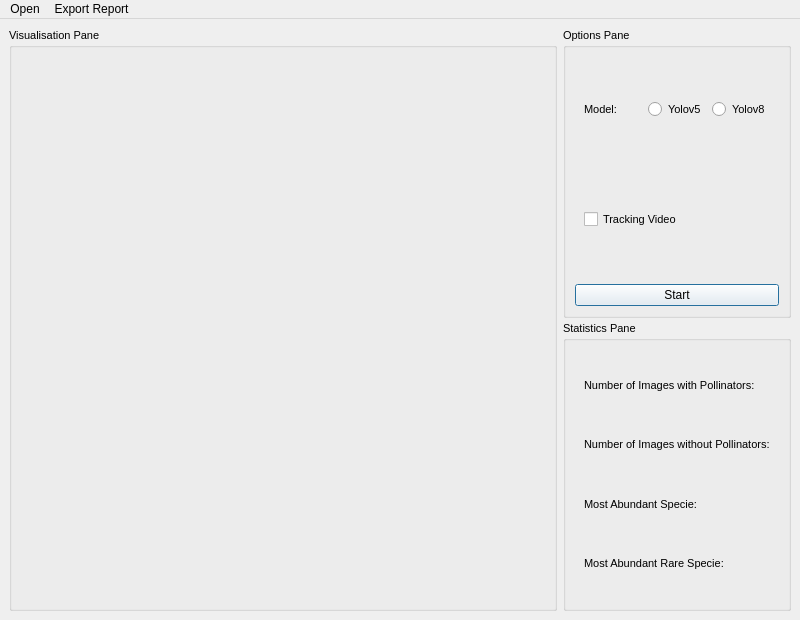
This is GUI/interface.ui in KameliaBnh/BeeTect as Qt 5 draws it before an edit. The edited form follows.
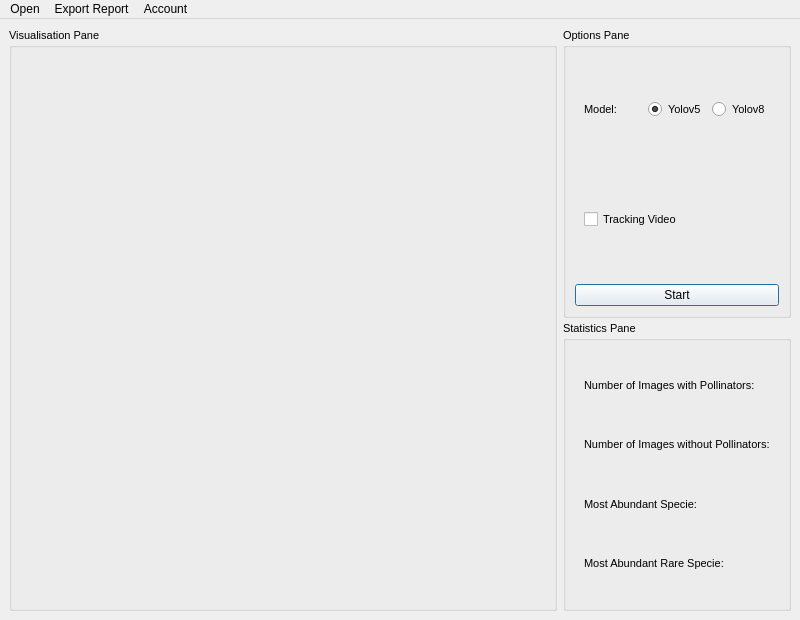
This is the edited form.

Diff of the .ui file:
```diff
--- a/GUI/interface.ui
+++ b/GUI/interface.ui
@@ -259,6 +259,9 @@
                <property name="text">
                 <string>Yolov5</string>
                </property>
+               <property name="checked">
+                <bool>true</bool>
+               </property>
                <attribute name="buttonGroup">
                 <string notr="true">ModelButtonGroup</string>
                </attribute>
@@ -387,7 +390,7 @@
      <x>0</x>
      <y>0</y>
      <width>800</width>
-     <height>31</height>
+     <height>21</height>
     </rect>
    </property>
    <property name="locale">
@@ -415,8 +418,16 @@
      <string>Export Report</string>
     </property>
    </widget>
+   <widget class="QMenu" name="Account">
+    <property name="title">
+     <string>Account</string>
+    </property>
+    <addaction name="CreateAccount"/>
+    <addaction name="LogIn"/>
+   </widget>
    <addaction name="Open"/>
    <addaction name="ExportReport"/>
+   <addaction name="Account"/>
   </widget>
   <action name="OpenFile">
    <property name="text">
```
Left out of the diff: 10 changed lines with no effect on the pictures.
